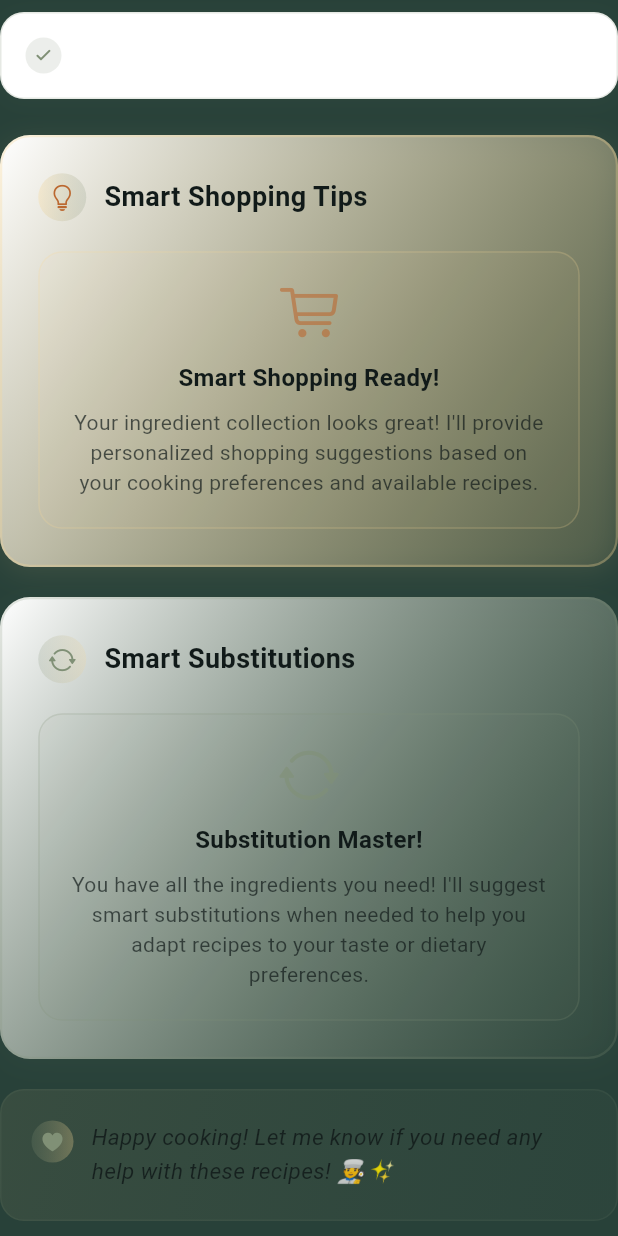
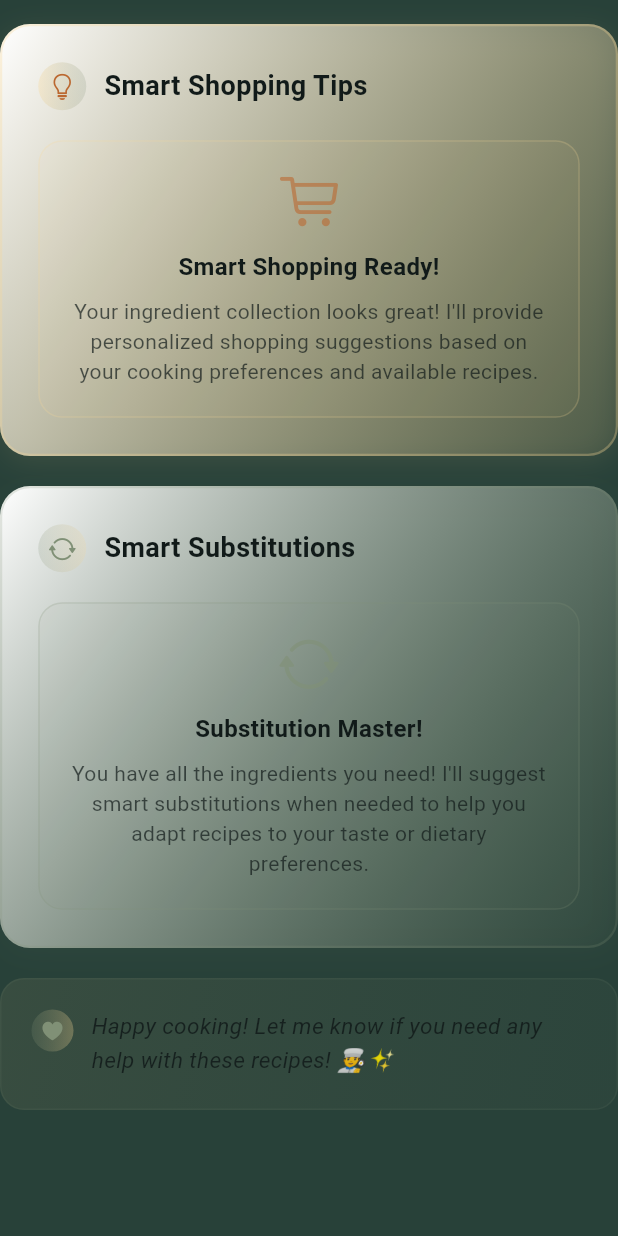
Before and after one commit to LuciaSchlegel/ai.cook, a Flutter app: the RecommendationsBuilder widget shown alone on an empty page, opened directly with empty values, on a phone screen of 412 x 824 dp. Run offline on Flutter 3.47's test engine with Material 3 defaults, Android fonts, the phone set to English and light mode, and no system bars; our stand-ins replace animate_do, animated_text_kit, cached_network_image, firebase_auth, firebase_core, flutter_dotenv and 4 more; accounts and stored records are empty; Roboto replaces fonts that are missing (SFProDisplay); project files that could hold a hidden picture were left out.

Commit message:
final commit

```diff
--- a/lib/dialogs/ai_recommendations/widgets/builders/build_recommendations.dart
+++ b/lib/dialogs/ai_recommendations/widgets/builders/build_recommendations.dart
@@ -5,8 +5,6 @@ import 'package:ai_cook_project/dialogs/ai_recommendations/widgets/sections/ai_c
 import 'package:ai_cook_project/dialogs/ai_recommendations/widgets/sections/ai_shoppingsuggest_section.dart';
 import 'package:ai_cook_project/dialogs/ai_recommendations/widgets/sections/ai_subst_section.dart';
 import 'package:ai_cook_project/providers/ai_recommendations_provider.dart';
-import 'package:ai_cook_project/theme.dart';
-import 'package:flutter/cupertino.dart';
 import 'package:flutter/material.dart';
 
 class RecommendationsBuilder extends StatelessWidget {
@@ -20,44 +18,6 @@ class RecommendationsBuilder extends StatelessWidget {
       crossAxisAlignment: CrossAxisAlignment.start,
       children: [
         // Success indicator with stats - Enhanced design
-        Container(
-          padding: const EdgeInsets.all(16),
-          margin: const EdgeInsets.symmetric(vertical: 8),
-          decoration: BoxDecoration(
-            color: AppColors.white,
-            borderRadius: BorderRadius.circular(16),
-            boxShadow: [
-              BoxShadow(
-                color: AppColors.mutedGreen.withOpacity(0.06),
-                blurRadius: 12,
-                offset: const Offset(0, 2),
-                spreadRadius: 0,
-              ),
-            ],
-            border: Border.all(
-              color: AppColors.mutedGreen.withOpacity(0.2),
-              width: 1,
-            ),
-          ),
-          child: Row(
-            children: [
-              Container(
-                width: 24,
-                height: 24,
-                decoration: BoxDecoration(
-                  color: AppColors.mutedGreen.withOpacity(0.15),
-                  shape: BoxShape.circle,
-                ),
-                child: Icon(
-                  CupertinoIcons.checkmark_alt,
-                  color: AppColors.mutedGreen,
-                  size: 14,
-                ),
-              ),
-              const SizedBox(width: 12),
-            ],
-          ),
-        ),
         const SizedBox(height: 16),
 
         // Structured AI Response Sections
```
